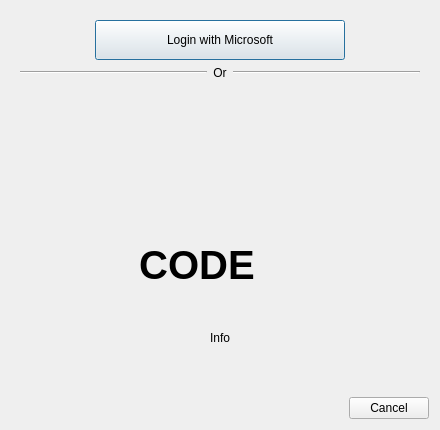
First picture: the form in launcher/ui/dialogs/MSALoginDialog.ui, repository FreesmTeam/FreesmLauncher, before the edit.
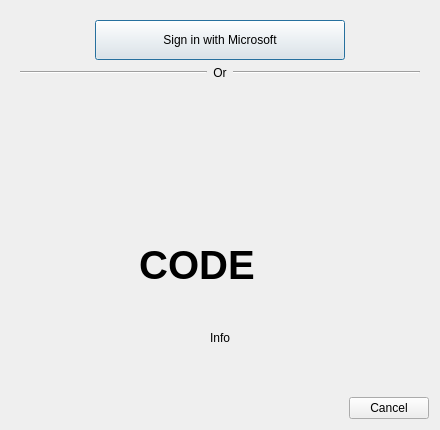
Second picture: the form after the edit. Icons and pictures are not drawn.

```diff
--- a/launcher/ui/dialogs/MSALoginDialog.ui
+++ b/launcher/ui/dialogs/MSALoginDialog.ui
@@ -114,7 +114,7 @@
             </size>
            </property>
            <property name="text">
-            <string>Login with Microsoft</string>
+            <string>Sign in with Microsoft</string>
            </property>
            <property name="default">
             <bool>true</bool>
```
